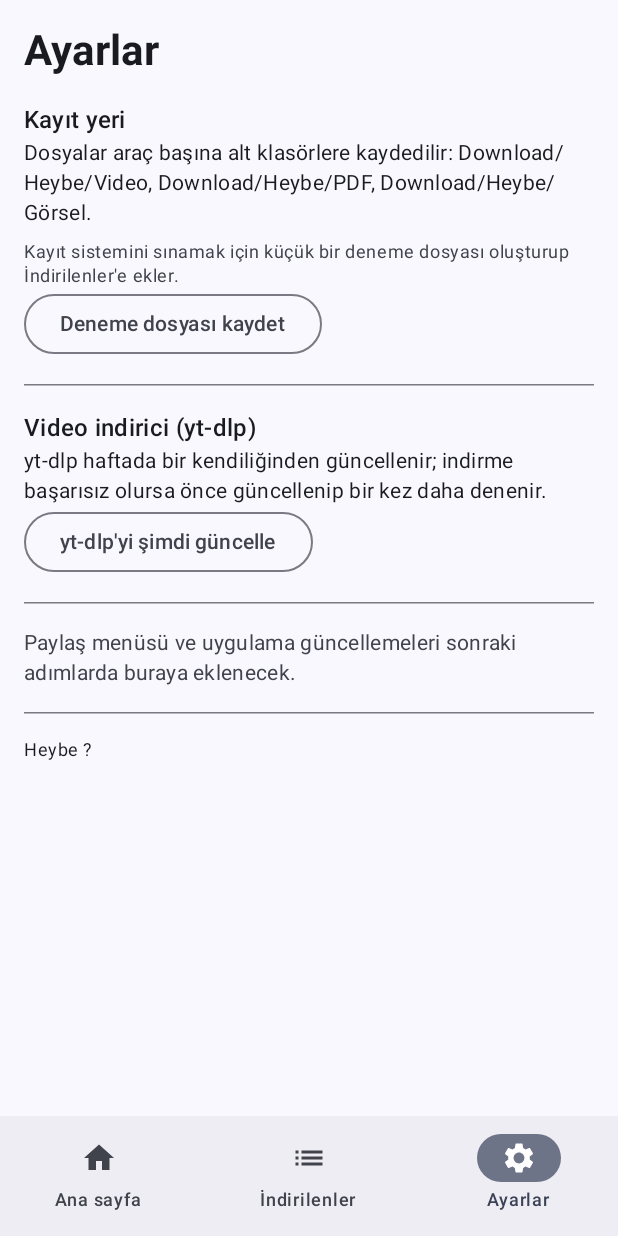
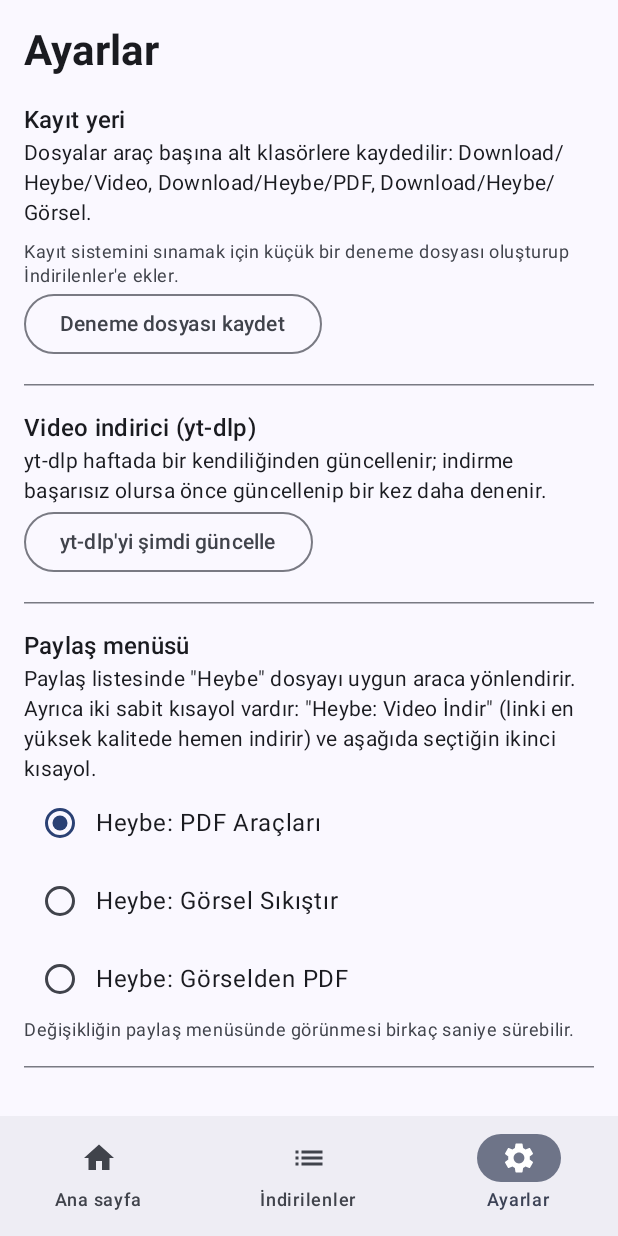
Before and after one commit to ercanerensayin/heybe, an Android app built with Jetpack Compose: the screen it shows after launch (MainActivity), item 3 of the bottom bar chosen, on a phone screen of 412 x 824 dp. Run offline under Robolectric (Android 15) with nearby library versions, the phone set to English and light mode, and no system bars; libraries missing offline, so code that uses them is left out: com.yausername.youtubedl_android.

Commit message:
Paylaş menüsü: akıllı yönlendirme, Video İndir ve seçilebilir ikinci kısayol
Co-Authored-By: Claude Opus 5.5 <noreply@anthropic.com>
Claude-Session: https://claude.ai/code/session_014GZJzdJG8kKEcJnWWuYoy4

```diff
--- a/app/build.gradle.kts
+++ b/app/build.gradle.kts
@@ -10,7 +10,7 @@ android {
     defaultConfig {
         applicationId = "com.ercan.heybe"
         minSdk = 26; targetSdk = 34
-        versionCode = 3; versionName = "0.3"
+        versionCode = 4; versionName = "0.4"
         ndk { abiFilters += listOf("arm64-v8a") }
     }
     signingConfigs {
--- a/app/src/main/java/com/ercan/heybe/MainActivity.kt
+++ b/app/src/main/java/com/ercan/heybe/MainActivity.kt
@@ -3,6 +3,7 @@ package com.ercan.heybe
 import android.content.ClipData
 import android.content.ClipboardManager
 import android.content.Context
+import android.content.Intent
 import android.os.Bundle
 import androidx.activity.ComponentActivity
 import androidx.activity.compose.setContent
@@ -22,17 +23,34 @@ import androidx.compose.ui.text.font.FontFamily
 import androidx.compose.ui.unit.dp
 import androidx.compose.ui.unit.sp
 import com.ercan.heybe.ui.HeybeRoot
+import com.ercan.heybe.ui.OpenRequest
 import com.ercan.heybe.ui.theme.HeybeTheme
 
 class MainActivity : ComponentActivity() {
+    companion object { const val EXTRA_TOOL = "heybe_tool" }
+
+    private var openRequest by mutableStateOf<OpenRequest?>(null)
+
+    private fun readIntent(intent: Intent?) {
+        intent?.getStringExtra(EXTRA_TOOL)?.let { openRequest = OpenRequest(it, System.nanoTime()) }
+        intent?.removeExtra(EXTRA_TOOL)
+    }
+
+    override fun onNewIntent(intent: Intent) {
+        super.onNewIntent(intent)
+        setIntent(intent)
+        readIntent(intent)
+    }
+
     override fun onCreate(savedInstanceState: Bundle?) {
         super.onCreate(savedInstanceState)
         enableEdgeToEdge()
+        if (savedInstanceState == null) readIntent(intent)
         val crashFile = (application as HeybeApp).crashFile()
         val lastCrash = if (crashFile.exists()) crashFile.readText().also { crashFile.delete() } else null
         setContent {
             HeybeTheme {
-                HeybeRoot()
+                HeybeRoot(openRequest) { openRequest = null }
                 var crash by remember { mutableStateOf(lastCrash) }
                 crash?.let { text ->
                     AlertDialog(
--- /dev/null
+++ b/app/src/main/java/com/ercan/heybe/share/Shortcuts.kt
@@ -0,0 +1,30 @@
+package com.ercan.heybe.share
+
+import android.content.ComponentName
+import android.content.Context
+import android.content.pm.PackageManager
+import com.ercan.heybe.core.ShareRouter.Shortcut
+
+/** Paylaş menüsündeki ikinci sabit kısayolu açıp kapatır (Video İndir her zaman açık). */
+object Shortcuts {
+    private fun component(ctx: Context, s: Shortcut) = ComponentName(ctx.packageName, "com.ercan.heybe.share.${s.alias}")
+
+    fun current(ctx: Context): Shortcut =
+        Shortcut.second.firstOrNull { s ->
+            when (ctx.packageManager.getComponentEnabledSetting(component(ctx, s))) {
+                PackageManager.COMPONENT_ENABLED_STATE_ENABLED -> true
+                PackageManager.COMPONENT_ENABLED_STATE_DEFAULT -> s == Shortcut.PDF
+                else -> false
+            }
+        } ?: Shortcut.PDF
+
+    fun setSecond(ctx: Context, chosen: Shortcut) {
+        Shortcut.second.forEach { s ->
+            ctx.packageManager.setComponentEnabledSetting(
+                component(ctx, s),
+                if (s == chosen) PackageManager.COMPONENT_ENABLED_STATE_ENABLED else PackageManager.COMPONENT_ENABLED_STATE_DISABLED,
+                PackageManager.DONT_KILL_APP,
+            )
+        }
+    }
+}
--- a/app/src/main/java/com/ercan/heybe/ui/HeybeRoot.kt
+++ b/app/src/main/java/com/ercan/heybe/ui/HeybeRoot.kt
@@ -69,9 +69,18 @@ private val tabs = listOf(
     Tab("settings", "Ayarlar", Icons.Filled.Settings),
 )
 
+/** Paylaş menüsünden gelen "şu aracı aç" isteği. */
+data class OpenRequest(val toolId: String, val nonce: Long)
+
 @Composable
-fun HeybeRoot() {
+fun HeybeRoot(openRequest: OpenRequest? = null, onOpenHandled: () -> Unit = {}) {
     val nav = rememberNavController()
+    androidx.compose.runtime.LaunchedEffect(openRequest) {
+        openRequest?.let {
+            nav.navigate("tool/${it.toolId}") { popUpTo("home"); launchSingleTop = false }
+            onOpenHandled()
+        }
+    }
     val entry by nav.currentBackStackEntryAsState()
     val route = entry?.destination?.route
     Scaffold(
@@ -104,7 +113,9 @@ fun HeybeRoot() {
                 val tool = ToolRegistry.byId(e.arguments?.getString("id") ?: "")
                 ToolScreen(tool, onBack = { nav.popBackStack() }) {
                     when (tool?.id) {
-                        "video_indir" -> com.ercan.heybe.tools.video.VideoScreen(onStarted = {
+                        "video_indir" -> com.ercan.heybe.tools.video.VideoScreen(
+                            initialText = remember { com.ercan.heybe.share.SharedInbox.takeText() },
+                            onStarted = {
                             nav.navigate("downloads") { popUpTo("home"); launchSingleTop = true }
                         })
                         else -> ComingSoon(tool)
--- a/app/src/main/java/com/ercan/heybe/ui/SettingsScreen.kt
+++ b/app/src/main/java/com/ercan/heybe/ui/SettingsScreen.kt
@@ -1,7 +1,10 @@
 package com.ercan.heybe.ui
 
 import android.widget.Toast
+import androidx.compose.foundation.clickable
 import androidx.compose.foundation.layout.Column
+import androidx.compose.foundation.layout.Row
+import androidx.compose.foundation.layout.fillMaxWidth
 import androidx.compose.foundation.layout.Spacer
 import androidx.compose.foundation.layout.fillMaxSize
 import androidx.compose.foundation.layout.padding
@@ -10,9 +13,15 @@ import androidx.compose.foundation.verticalScroll
 import androidx.compose.material3.HorizontalDivider
 import androidx.compose.material3.MaterialTheme
 import androidx.compose.material3.OutlinedButton
+import androidx.compose.material3.RadioButton
 import androidx.compose.material3.Text
 import androidx.compose.runtime.Composable
 import androidx.compose.runtime.rememberCoroutineScope
+import androidx.compose.runtime.getValue
+import androidx.compose.runtime.mutableStateOf
+import androidx.compose.runtime.remember
+import androidx.compose.runtime.setValue
+import androidx.compose.ui.Alignment
 import androidx.compose.ui.Modifier
 import androidx.compose.ui.platform.LocalContext
 import androidx.compose.ui.text.font.FontWeight
@@ -79,7 +88,22 @@ fun SettingsScreen() {
             }
         }) { Text("yt-dlp'yi şimdi güncelle") }
         HorizontalDivider(Modifier.padding(vertical = 16.dp))
-        Text("Paylaş menüsü ve uygulama güncellemeleri sonraki adımlarda buraya eklenecek.",
+        Text("Paylaş menüsü", style = MaterialTheme.typography.titleMedium)
+        Text("Paylaş listesinde \"Heybe\" dosyayı uygun araca yönlendirir. Ayrıca iki sabit kısayol vardır: \"Heybe: Video İndir\" (linki en yüksek kalitede hemen indirir) ve aşağıda seçtiğin ikinci kısayol.",
+            style = MaterialTheme.typography.bodyMedium)
+        var second by remember { mutableStateOf(com.ercan.heybe.share.Shortcuts.current(ctx)) }
+        com.ercan.heybe.core.ShareRouter.Shortcut.second.forEach { s ->
+            Row(Modifier.fillMaxWidth().clickable {
+                com.ercan.heybe.share.Shortcuts.setSecond(ctx, s); second = s
+            }.padding(vertical = 2.dp), verticalAlignment = Alignment.CenterVertically) {
+                RadioButton(selected = second == s, onClick = { com.ercan.heybe.share.Shortcuts.setSecond(ctx, s); second = s })
+                Text("Heybe: " + s.label)
+            }
+        }
+        Text("Değişikliğin paylaş menüsünde görünmesi birkaç saniye sürebilir.", style = MaterialTheme.typography.bodySmall,
+            color = MaterialTheme.colorScheme.onSurfaceVariant)
+        HorizontalDivider(Modifier.padding(vertical = 16.dp))
+        Text("Uygulama güncellemeleri sonraki adımlarda buraya eklenecek.",
             style = MaterialTheme.typography.bodyMedium, color = MaterialTheme.colorScheme.onSurfaceVariant)
         HorizontalDivider(Modifier.padding(vertical = 16.dp))
         Text("Heybe $version", style = MaterialTheme.typography.bodySmall)
```
Also changed, not shown: app/src/main/AndroidManifest.xml (+90 -1 lines), app/src/main/java/com/ercan/heybe/core/ShareRouter.kt (added, +55 -0 lines), app/src/main/java/com/ercan/heybe/share/ShareActivity.kt (added, +110 -0 lines), app/src/main/java/com/ercan/heybe/share/SharedInbox.kt (added, +13 -0 lines), 1 other file.
